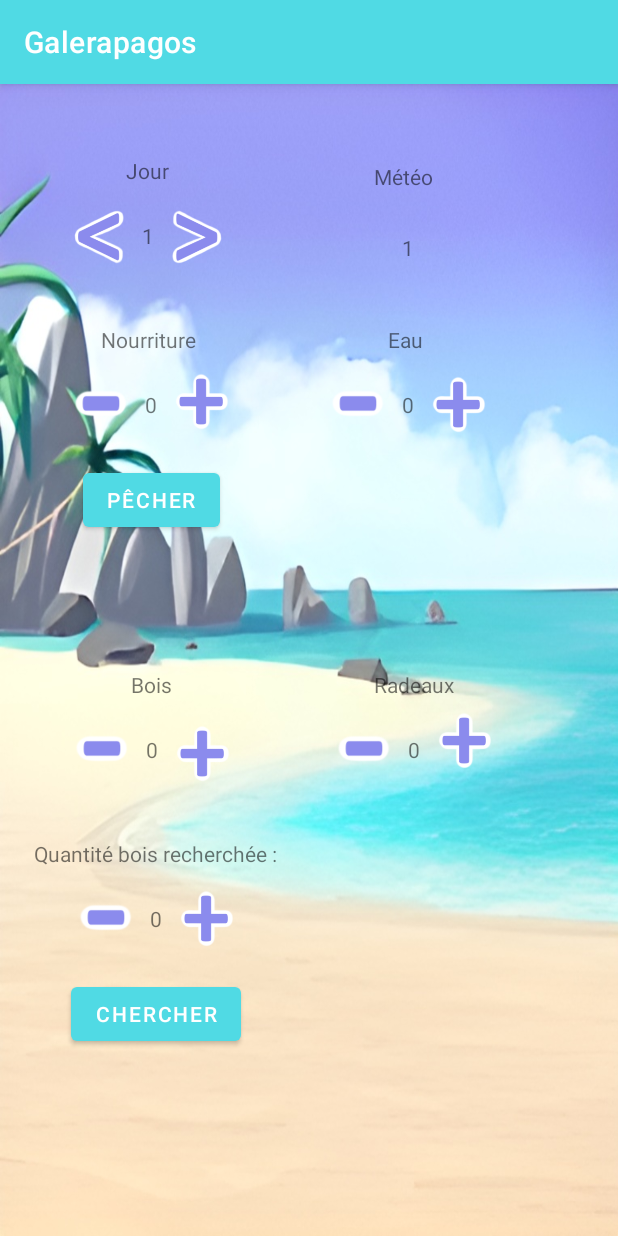
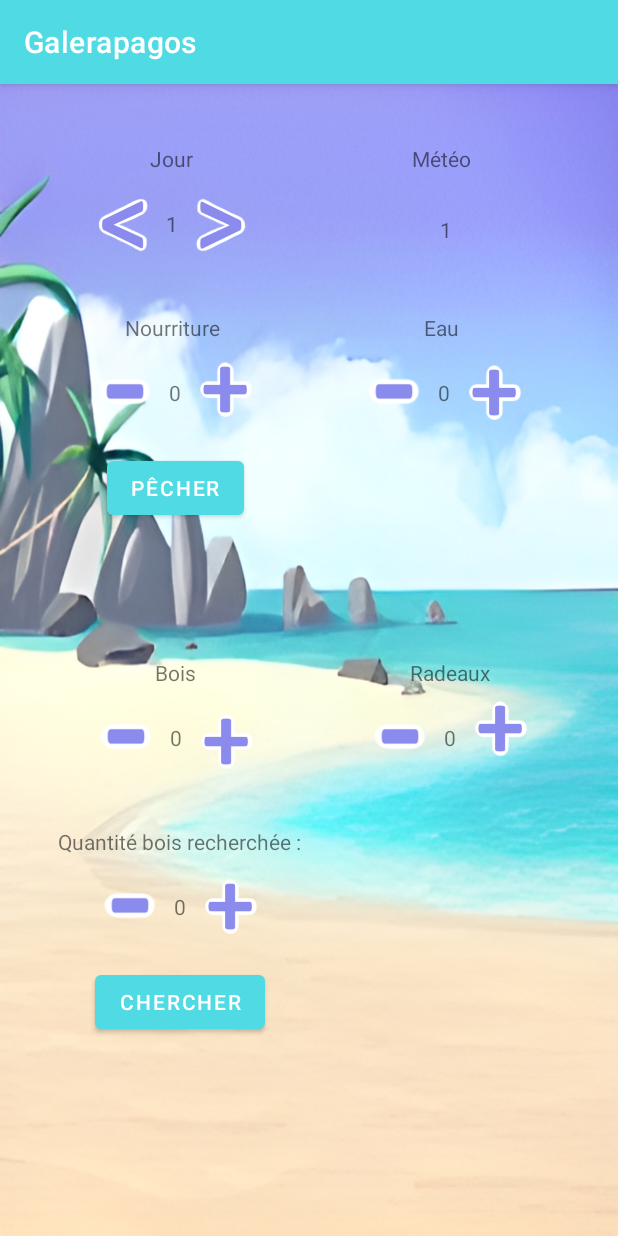
Before and after one commit to MateoLaville/Galerapagos, an Android app: the MainActivity screen opened directly, with no data from a screen before it, on a phone screen of 412 x 824 dp. Run offline under Robolectric (Android 15) with nearby library versions, the phone set to English and light mode, and no system bars.

Commit message:
quelques petits ajout et changement

```diff
--- a/app/src/main/java/com/example/galerapagos/Accueil.kt
+++ b/app/src/main/java/com/example/galerapagos/Accueil.kt
@@ -4,7 +4,6 @@ import android.content.Intent
 import androidx.appcompat.app.AppCompatActivity
 import android.os.Bundle
 import android.view.View
-import android.widget.Toast
 
 class Accueil : AppCompatActivity() {
 
--- a/app/src/main/res/layout/activity_main.xml
+++ b/app/src/main/res/layout/activity_main.xml
@@ -36,8 +36,8 @@
         android:id="@+id/textView11"
         android:layout_width="wrap_content"
         android:layout_height="wrap_content"
-        android:layout_marginStart="84dp"
-        android:layout_marginTop="48dp"
+        android:layout_marginStart="100dp"
+        android:layout_marginTop="40dp"
         android:text="Jour"
         app:layout_constraintStart_toStartOf="parent"
         app:layout_constraintTop_toTopOf="parent" />
@@ -53,16 +53,14 @@
         app:layout_constraintTop_toBottomOf="@+id/textView11" />
 
 
-
     <TextView
         android:id="@+id/textView9"
         android:layout_width="wrap_content"
         android:layout_height="wrap_content"
-       android:layout_marginTop="52dp"
+        android:layout_marginTop="40dp"
+        android:layout_marginEnd="98dp"
         android:text="Météo"
         app:layout_constraintEnd_toEndOf="parent"
-       app:layout_constraintHorizontal_bias="0.525"
-       app:layout_constraintStart_toEndOf="@+id/textView11"
         app:layout_constraintTop_toTopOf="parent" />
 
     <TextView
@@ -155,10 +153,10 @@
         android:layout_height="wrap_content"
         android:text="Eau"
         app:layout_constraintBottom_toBottomOf="@+id/textView"
-        app:layout_constraintEnd_toEndOf="parent"
-        app:layout_constraintHorizontal_bias="0.495"
-        app:layout_constraintStart_toEndOf="@+id/textView"
-        app:layout_constraintTop_toTopOf="@+id/textView" />
+        app:layout_constraintEnd_toEndOf="@+id/textView9"
+        app:layout_constraintStart_toStartOf="@+id/textView9"
+        app:layout_constraintTop_toTopOf="@+id/textView"
+        app:layout_constraintVertical_bias="0.0" />
 
     <TextView
      android:id="@+id/food"
```
Also changed, not shown: app/src/main/res/layout/activity_accueil.xml (+11 -0 lines), app/src/main/res/drawable/bouteille01.png (added), app/src/main/res/drawable/meteo1.png (added), app/src/main/res/drawable/planche.png (added), app/src/main/res/drawable/poisson03.png (added), app/src/main/res/drawable/radeau.png (added). Lines whose indentation alone changed are shown as unchanged.
